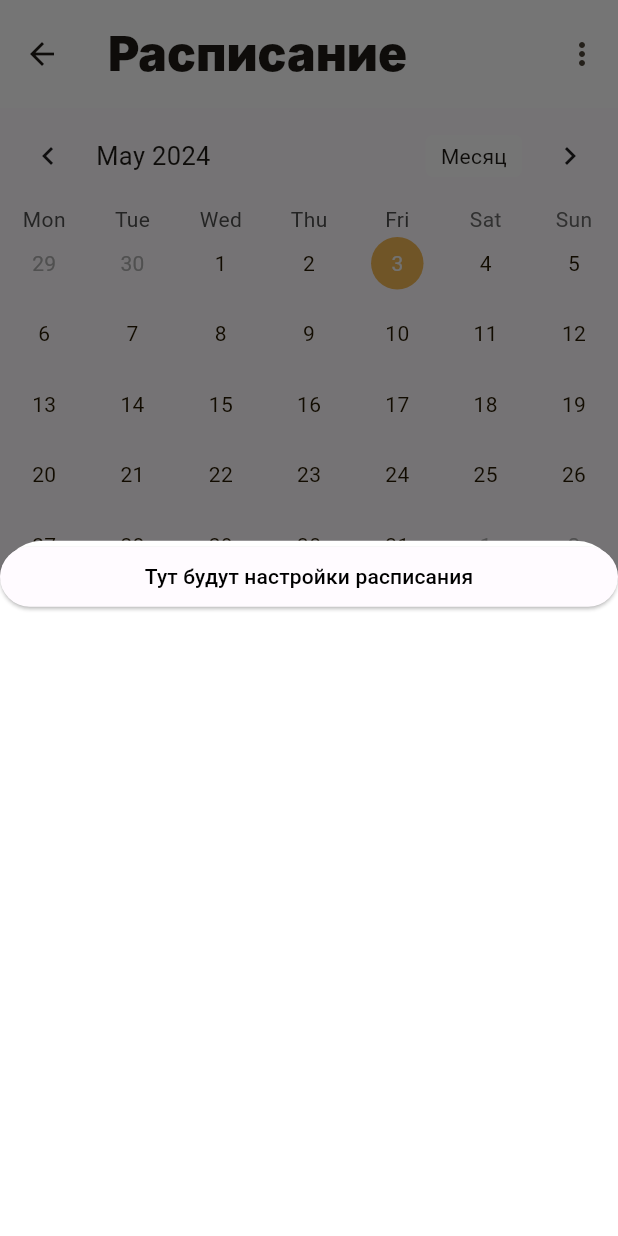
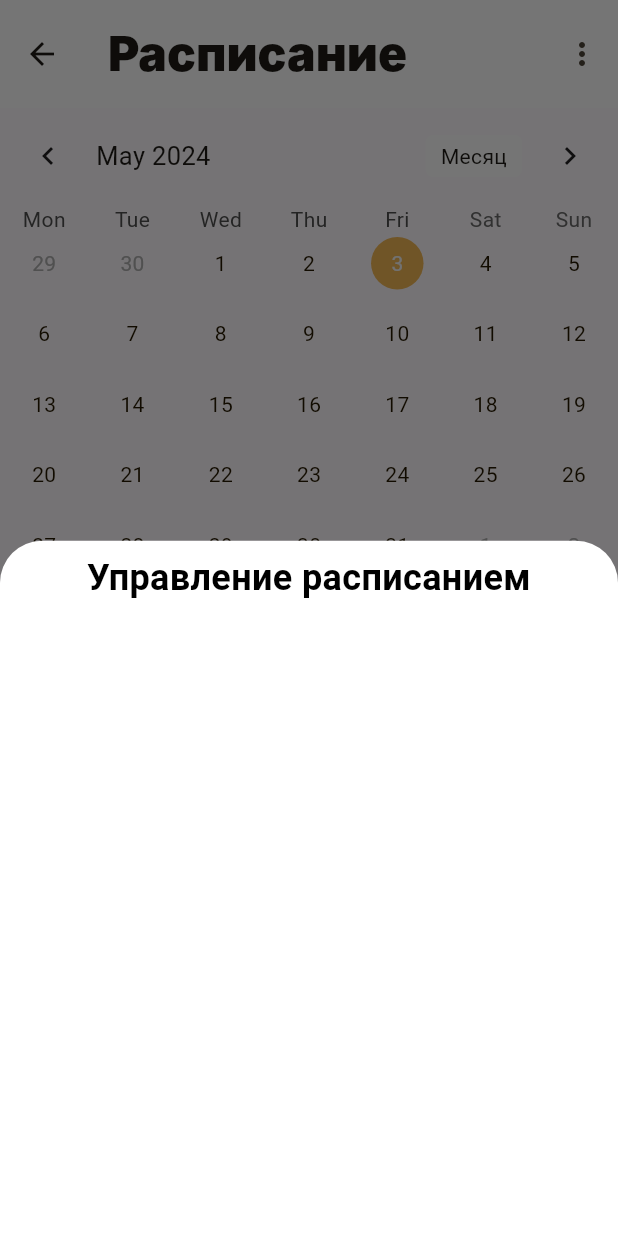
Before and after one commit to xander-07/IQJ, a Flutter app: the HomeScreen screen opened directly, item 2 of the bottom bar chosen, after a tap on the "more vert" icon, on a phone screen of 412 x 824 dp. Run offline on Flutter 3.47's test engine with Material 3 defaults, Android fonts, the phone set to English and light mode, and no system bars; drawn by our look-alikes of table_calendar; our stand-ins replace bloc, cloud_firestore, firebase_auth, firebase_core, flutter_bloc, flutter_linkify and 5 more; missing offline and left inert: dart:html; accounts and stored records are empty; network calls fail; Roboto replaces fonts that are missing (Inter); project files that could hold a hidden picture were left out.

Commit message:
IQJ-4 малые изменения

```diff
--- a/lib/features/schedule/data/fake_schedule.dart
+++ b/lib/features/schedule/data/fake_schedule.dart
@@ -34,7 +34,7 @@ final List<Day> schedule = [
         type: 'Практика',
         classroom: 'А-107-1 (В-78)',
         groups: [
-          'ЭФБО-14-88',
+          'ЭФБО-01-23',
         ],
         professor: 'Кто-то',
       ),
@@ -43,7 +43,7 @@ final List<Day> schedule = [
         type: 'Практика',
         classroom: 'А-107-1 (В-78)',
         groups: [
-          'ЭФБО-14-88',
+          'ЭФБО-01-23',
         ],
         professor: 'Кто-то',
       ),
@@ -73,7 +73,7 @@ final List<Day> schedule = [
         type: 'Практика',
         classroom: 'А-107-1 (В-78)',
         groups: [
-          'ЭФБО-14-88',
+          'ЭФБО-01-23',
         ],
         professor: 'Кто-то',
       ),
@@ -82,7 +82,7 @@ final List<Day> schedule = [
         type: 'Практика',
         classroom: 'А-107-1 (В-78)',
         groups: [
-          'ЭФБО-14-88',
+          'ЭФБО-01-23',
         ],
         professor: 'Кто-то',
       ),
@@ -111,7 +111,7 @@ final List<Day> schedule = [
         type: 'Практика',
         classroom: 'А-107-1 (В-78)',
         groups: [
-          'ЭФБО-14-88',
+          'ЭФБО-01-23',
         ],
         professor: 'Кто-то',
       ),
@@ -120,7 +120,7 @@ final List<Day> schedule = [
         type: 'Практика',
         classroom: 'А-107-1 (В-78)',
         groups: [
-          'ЭФБО-14-88',
+          'ЭФБО-01-23',
         ],
         professor: 'Кто-то',
       ),
--- a/lib/features/schedule/presentation/bloc/schedule_bloc.dart
+++ b/lib/features/schedule/presentation/bloc/schedule_bloc.dart
@@ -9,6 +9,7 @@ class ScheduleBloc extends Bloc<ScheduleEvent, ScheduleState> {
   late List<Day> scheduleList;
 
   ScheduleBloc() : super(ScheduleInitial()) {
+    // MARK: Загрузка расписания
     on<LoadSchedule>((_, emit) async {
       try {
         if (state is! ScheduleLoading) {
@@ -29,6 +30,11 @@ class ScheduleBloc extends Bloc<ScheduleEvent, ScheduleState> {
         emit(ScheduleLoadingFailed(except: e));
       }
     });
+    // MARK: выбор расписания
+    on<SelectSchedule>((event, emit) {
+      if (state is! ScheduleLoaded) add(LoadSchedule());
+    });
+    // MARK: выбор дня
     on<SelectDay>(
       (event, emit) async {
         try {
--- a/lib/features/schedule/presentation/bloc/schedule_event.dart
+++ b/lib/features/schedule/presentation/bloc/schedule_event.dart
@@ -5,9 +5,13 @@ abstract class ScheduleEvent {
 
 class LoadSchedule extends ScheduleEvent {} // Загрузка расписания из базы
 
-class SelectSchedule extends ScheduleEvent {} // Выбор расписания (конкретного преподавателя, группы или аудитории)
+class SelectSchedule extends ScheduleEvent {
+  final String mode;
+  final String target;
+  const SelectSchedule(this.mode, this.target);
+} // Выбор расписания (конкретного преподавателя, группы или аудитории)
 
-class SelectDay extends ScheduleEvent{
-  DateTime selectedDay;
-  SelectDay(this.selectedDay) ;
+class SelectDay extends ScheduleEvent {
+  final DateTime selectedDay;
+  const SelectDay(this.selectedDay);
 } // Выбор дня для расписания
--- a/lib/features/schedule/presentation/schedule_screen.dart
+++ b/lib/features/schedule/presentation/schedule_screen.dart
@@ -24,22 +24,10 @@ class ScheduleScreen extends StatelessWidget {
           actions: [
             IconButton(
               onPressed: () => showModalBottomSheet<void>(
-                backgroundColor: Theme.of(context).colorScheme.background,
-                context: context,
-                builder: (context) => ListView(
-                  children: [
-                    ElevatedButton(
-                      onPressed: () => DoNothingAction(),
-                      child: Text(
-                        'Тут будут настройки расписания',
-                        style: TextStyle(
-                          color: Theme.of(context).colorScheme.onBackground,
-                        ),
-                      ),
-                    ),
-                  ],
-                ),
-              ),
+                  backgroundColor: Theme.of(context).colorScheme.background,
+                  elevation: 0,
+                  context: context,
+                  builder: (context) => _buildBottomSheet(context)),
               icon: const Icon(Icons.more_vert),
             ),
           ],
@@ -54,3 +42,23 @@ class ScheduleScreen extends StatelessWidget {
     );
   }
 }
+
+// MARK: Панель с настройками
+Container _buildBottomSheet(BuildContext context) {
+  return Container(
+    child: ListView(
+      padding: const EdgeInsets.all(8),
+      children: [
+        Text(
+          'Управление расписанием',
+          textAlign: TextAlign.center,
+          style: TextStyle(
+            fontSize: 24,
+            fontWeight: FontWeight.w700,
+            color: Theme.of(context).colorScheme.onBackground,
+          ),
+        ),
+      ],
+    ),
+  );
+}
--- a/lib/features/schedule/presentation/widgets/lesson_card.dart
+++ b/lib/features/schedule/presentation/widgets/lesson_card.dart
@@ -1,16 +1,14 @@
 import 'package:flutter/material.dart';
-import 'package:flutter/widgets.dart';
 import 'package:iqj/features/schedule/domain/lesson.dart';
 
-// TODO: Доделать, очевидно :/
 // TODO: Добавить отображение нескольких групп
 // TODO: Исправить переполнение строки названия
-// TODO: Исправить размер текста
 
 class LessonCard extends StatelessWidget {
   final Lesson lesson;
   final int index;
-  const LessonCard(this.lesson, this.index, {super.key});
+  final bool isCompact;
+  const LessonCard(this.lesson, this.index, this.isCompact, {super.key});
 
   @override
   Widget build(BuildContext context) {
@@ -20,7 +18,7 @@ class LessonCard extends StatelessWidget {
       child: Padding(
         padding: const EdgeInsets.symmetric(horizontal: 11, vertical: 8),
         child: Column(
-          children: [
+          children: <Widget>[
                 Row(
                   mainAxisAlignment: MainAxisAlignment.spaceBetween,
                   crossAxisAlignment: CrossAxisAlignment.start,
@@ -85,10 +83,15 @@ class LessonCard extends StatelessWidget {
                     ),
                   ],
                 ),
+              ] +
+              (isCompact
+                  ? []
+                  : [
                       Divider(
-              color:
-                  Theme.of(context).colorScheme.inverseSurface.withAlpha(144),
-            ),
+                          color: Theme.of(context)
+                              .colorScheme
+                              .inverseSurface
+                              .withAlpha(144)),
                       // MARK: Нижние строки
                       Row(
                         crossAxisAlignment: CrossAxisAlignment.end,
@@ -102,12 +105,15 @@ class LessonCard extends StatelessWidget {
                                 fontFamily: 'Inter',
                                 fontSize: 12,
                                 fontWeight: FontWeight.w600,
-                      color: Theme.of(context).colorScheme.inverseSurface,
+                                color: Theme.of(context)
+                                    .colorScheme
+                                    .inverseSurface,
                               ),
                               children: [
                                 TextSpan(
                                   text: lesson.groups[0],
-                        style: const TextStyle(fontWeight: FontWeight.w400),
+                                  style: const TextStyle(
+                                      fontWeight: FontWeight.w400),
                                 ),
                               ],
                             ),
@@ -130,19 +136,22 @@ class LessonCard extends StatelessWidget {
                                 fontFamily: 'Inter',
                                 fontSize: 12,
                                 fontWeight: FontWeight.w600,
-                      color: Theme.of(context).colorScheme.inverseSurface,
+                                color: Theme.of(context)
+                                    .colorScheme
+                                    .inverseSurface,
                               ),
                               children: [
                                 TextSpan(
                                   text: lesson.classroom,
-                        style: const TextStyle(fontWeight: FontWeight.w400),
+                                  style: const TextStyle(
+                                      fontWeight: FontWeight.w400),
                                 ),
                               ],
                             ),
                           ),
                         ],
                       ),
-          ],
+                    ]),
         ),
       ),
     );
--- a/lib/features/schedule/presentation/widgets/lesson_list.dart
+++ b/lib/features/schedule/presentation/widgets/lesson_list.dart
@@ -24,19 +24,9 @@ class Lessons extends StatelessWidget {
                 activeDay.lessons.length,
                 (index) => activeDay.lessons[index] == null
                     ? EmptyLessonCard(index)
-                    : LessonCard(activeDay.lessons[index]!, index),
+                    : LessonCard(activeDay.lessons[index]!, index, false),
               ),
-              // shrinkWrap: true,
-              // itemCount: activeDay.lessons.length,
-              // itemBuilder: (context, index) => activeDay.lessons[index] == null
-              //     ? EmptyLessonCard(index)
-              //     : LessonCard(activeDay.lessons[index]!, index),
-              // separatorBuilder: (_, __) => const SizedBox(
-              //   height: 12,
-              // ),
             );
-            // } else if (state.activeDay is DayOff) {
-            //   return const Center(child: Text('Выходной!'));
           } else {
             return const Center(child: Text('Выходной!'));
           }
--- a/lib/main.dart
+++ b/lib/main.dart
@@ -7,6 +7,7 @@ import 'package:iqj/features/homescreen/presentation/homescreen.dart';
 import 'package:iqj/features/messenger/presentation/chats_loaded_screen.dart';
 import 'package:iqj/features/messenger/presentation/screens/messenger_screen.dart';
 import 'package:iqj/features/news/presentation/screens/news_loaded_list_screen.dart';
+import 'package:iqj/features/schedule/presentation/schedule_screen.dart';
 import 'package:iqj/features/services/presentation/screens/about_screen.dart';
 import 'package:iqj/features/services/presentation/screens/services_screen.dart';
 import 'package:iqj/features/welcome/presentation/welcome.dart';
@@ -76,6 +77,7 @@ class _AppState extends State<App> {
         'chatslist': (context) => const ChatsList(),
         'services': (context) => const ServicesScreen(),
         'about': (context) => const AboutScreen(),
+        'schedule': (context) => const ScheduleScreen(),
       },
       onUnknownRoute: (settings) {
 
```
Also changed, not shown: lib/features/schedule/data/schedule_repository.dart (added, +33 -0 lines). Lines whose indentation alone changed are shown as unchanged.
